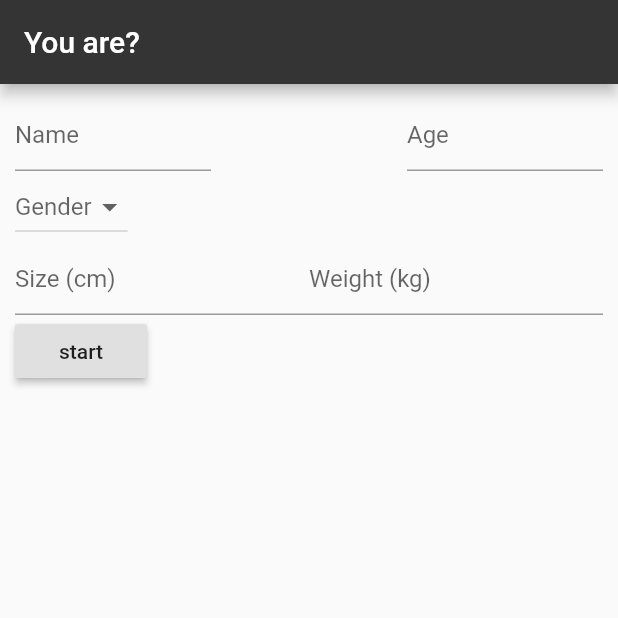
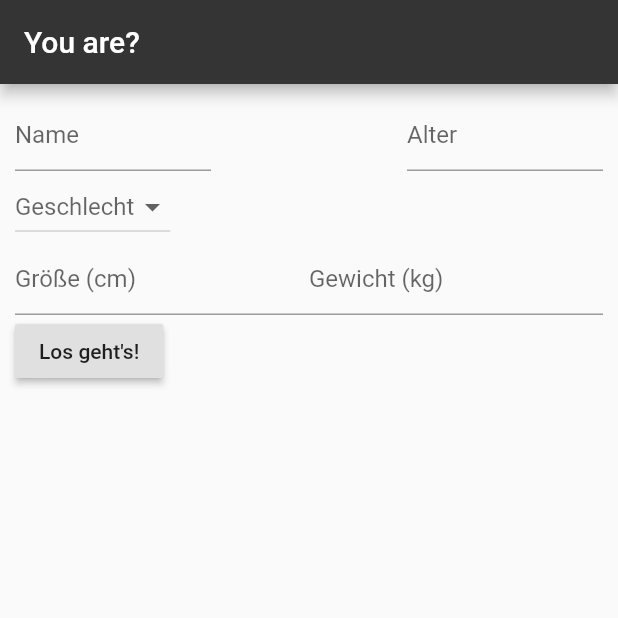
Before and after one commit to 4ndre4s/bmi-calculator, a Flutter app: the screen it shows after launch, on a phone screen of 412 x 824 dp, the top half of it. Run offline on Flutter 3.47's test engine with Material 2 defaults, Android fonts, the phone set to English and light mode, and no system bars; our stand-ins replace font_awesome_flutter, sqflite; accounts and stored records are empty; Roboto replaces fonts that are missing (Georgia).

Commit message:
Changed app language

```diff
--- a/lib/BmiCalculator.dart
+++ b/lib/BmiCalculator.dart
@@ -35,7 +35,7 @@ class _BmiCalculatorState extends State<BmiCalculator> {
                         child: TextField(
                             keyboardType: TextInputType.number,
                             controller: _weightController,
-                            decoration: InputDecoration(hintText: "Weight"))),
+                            decoration: InputDecoration(hintText: "Gewicht"))),
                   ],
                 ),
                 Row(
@@ -44,7 +44,8 @@ class _BmiCalculatorState extends State<BmiCalculator> {
                         child: TextField(
                             keyboardType: TextInputType.number,
                             controller: _sizeController,
-                            decoration: InputDecoration(hintText: "Size"))),
+                            decoration:
+                                InputDecoration(hintText: "Körpergröße"))),
                   ],
                 ),
                 Row(
@@ -64,7 +65,7 @@ class _BmiCalculatorState extends State<BmiCalculator> {
                               .toStringAsFixed(2);
                         });
                       },
-                      child: Text("Calculate"),
+                      child: Text("Berechnen"),
                     )
                   ],
                 )
--- a/lib/Home.dart
+++ b/lib/Home.dart
@@ -32,12 +32,12 @@ class _HomeState extends State<Home> {
       bottomNavigationBar: BottomNavigationBar(
         items: [
           BottomNavigationBarItem(
-              icon: FaIcon(FontAwesomeIcons.utensils), title: Text("Fasting")),
+              icon: FaIcon(FontAwesomeIcons.utensils), title: Text("Fasten")),
           BottomNavigationBarItem(
               icon: FaIcon(FontAwesomeIcons.glassWhiskey),
-              title: Text("Drinking")),
+              title: Text("Trinken")),
           BottomNavigationBarItem(
-              icon: FaIcon(FontAwesomeIcons.weight), title: Text("Weighing"))
+              icon: FaIcon(FontAwesomeIcons.weight), title: Text("Wiegen"))
         ],
         currentIndex: _selectedIndex,
         onTap: (index) {
--- a/lib/main.dart
+++ b/lib/main.dart
@@ -86,7 +86,7 @@ class _WelcomeScreenState extends State<WelcomeScreen> {
                   Flexible(
                     child: TextFormField(
                       keyboardType: TextInputType.number,
-                      decoration: InputDecoration(hintText: "Age"),
+                      decoration: InputDecoration(hintText: "Alter"),
                       onChanged: (age) => setState(() {
                         _age = int.parse(age);
                       }),
@@ -98,9 +98,10 @@ class _WelcomeScreenState extends State<WelcomeScreen> {
                 ]),
                 Row(children: <Widget>[
                   DropdownButton(
-                    hint: Text(
-                        _selectedGender != null ? _selectedGender : "Gender"),
-                    items: <String>["male", "female", "divers"]
+                    hint: Text(_selectedGender != null
+                        ? _selectedGender
+                        : "Geschlecht"),
+                    items: <String>["männlich", "weiblich", "divers"]
                         .map((String gender) {
                       return DropdownMenuItem<String>(
                         value: gender,
@@ -118,7 +119,7 @@ class _WelcomeScreenState extends State<WelcomeScreen> {
                   Flexible(
                       child: TextFormField(
                     keyboardType: TextInputType.number,
-                    decoration: InputDecoration(hintText: "Size (cm)"),
+                    decoration: InputDecoration(hintText: "Größe (cm)"),
                     onChanged: (size) => setState(() {
                       _size = int.parse(size);
                     }),
@@ -129,7 +130,7 @@ class _WelcomeScreenState extends State<WelcomeScreen> {
                   Flexible(
                       child: TextFormField(
                     keyboardType: TextInputType.number,
-                    decoration: InputDecoration(hintText: "Weight (kg)"),
+                    decoration: InputDecoration(hintText: "Gewicht (kg)"),
                     onChanged: (weight) => setState(() {
                       _weight = int.parse(weight);
                     }),
@@ -141,7 +142,7 @@ class _WelcomeScreenState extends State<WelcomeScreen> {
                 Row(
                   children: <Widget>[
                     RaisedButton(
-                      child: Text("start"),
+                      child: Text("Los geht's!"),
                       onPressed: () async {
                         UserData(_name, _age, _selectedGender, _size, _weight)
                             .persist();
```
